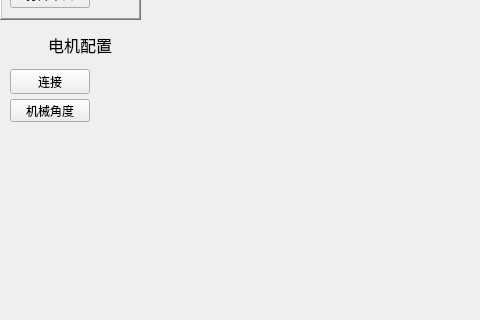
The window that widget.ui (lhzloveyyj/LiJointMaster) describes before a commit, drawn with Qt 5; both pictures show x 0 to 480 and y 251 to 571 of the 1280 by 720 pixel window.
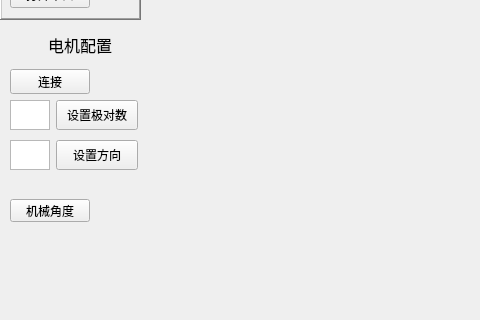
The same window after the commit. Icons and pictures are not drawn.

Commit message: 新增设置读取极对数和方向

Patch:
```diff
--- a/widget.ui
+++ b/widget.ui
@@ -391,7 +391,7 @@
    <property name="geometry">
     <rect>
      <x>10</x>
-     <y>350</y>
+     <y>450</y>
      <width>80</width>
      <height>23</height>
     </rect>
@@ -403,6 +403,76 @@
     <bool>true</bool>
    </property>
   </widget>
+  <widget class="QWidget" name="">
+   <property name="geometry">
+    <rect>
+     <x>10</x>
+     <y>350</y>
+     <width>128</width>
+     <height>32</height>
+    </rect>
+   </property>
+   <layout class="QHBoxLayout" name="horizontalLayout_10">
+    <item>
+     <widget class="QTextEdit" name="setPairs_te">
+      <property name="maximumSize">
+       <size>
+        <width>40</width>
+        <height>30</height>
+       </size>
+      </property>
+     </widget>
+    </item>
+    <item>
+     <widget class="QPushButton" name="setPairs_bt">
+      <property name="minimumSize">
+       <size>
+        <width>80</width>
+        <height>30</height>
+       </size>
+      </property>
+      <property name="text">
+       <string>设置极对数</string>
+      </property>
+     </widget>
+    </item>
+   </layout>
+  </widget>
+  <widget class="QWidget" name="">
+   <property name="geometry">
+    <rect>
+     <x>10</x>
+     <y>390</y>
+     <width>128</width>
+     <height>32</height>
+    </rect>
+   </property>
+   <layout class="QHBoxLayout" name="horizontalLayout_11">
+    <item>
+     <widget class="QTextEdit" name="setDir_te">
+      <property name="maximumSize">
+       <size>
+        <width>40</width>
+        <height>30</height>
+       </size>
+      </property>
+     </widget>
+    </item>
+    <item>
+     <widget class="QPushButton" name="setDir_bt">
+      <property name="minimumSize">
+       <size>
+        <width>80</width>
+        <height>30</height>
+       </size>
+      </property>
+      <property name="text">
+       <string>设置方向</string>
+      </property>
+     </widget>
+    </item>
+   </layout>
+  </widget>
  </widget>
  <resources/>
  <connections/>
```
The commit also changes 21 other files.
